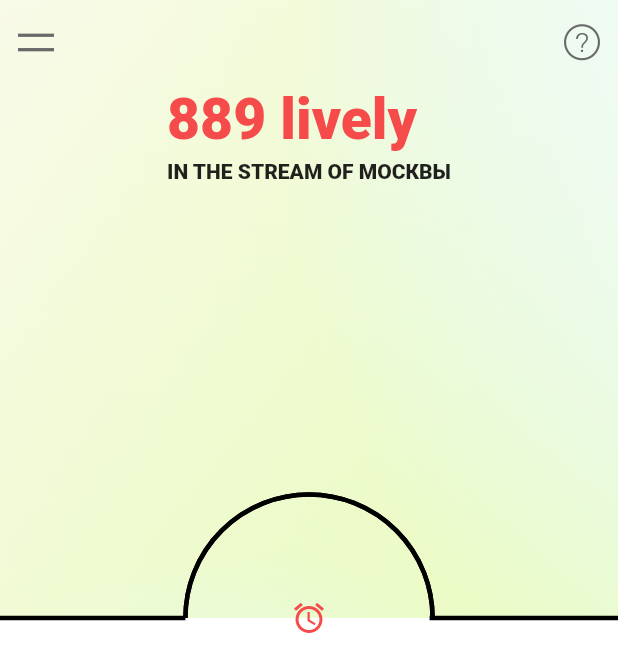
After one commit to Lively-One-App/lively, a Flutter app: the Home screen opened directly, on a phone screen of 412 x 824 dp. The commit adds this screen. Shown: the top 672 px of the screen. Run offline on Flutter 3.47's test engine with Material 2 defaults, Android fonts, the phone set to English and light mode, and no system bars; our stand-ins replace bloc, firebase_core, flutter_bloc, freezed_annotation; missing offline and left inert: a package; accounts and stored records are empty.

```diff
--- a/lib/main.dart
+++ b/lib/main.dart
@@ -1,8 +1,8 @@
 import 'dart:async';
 
 import 'package:flutter/widgets.dart';
+import 'package:flutter/services.dart';
 
-import 'package:flutter/services.dart';
 import 'package:flutter_bloc/flutter_bloc.dart';
 import 'package:firebase_core/firebase_core.dart';
 import 'src/common/bloc/app_bloc_observer.dart';
--- /dev/null
+++ b/lib/src/feature/music/screens/home.dart
@@ -0,0 +1,89 @@
+import 'package:flutter/material.dart';
+import 'package:lively/generated/l10n.dart';
+
+import '/src/app_icons.dart';
+import '/src/widgets/animated_background.dart';
+import '/src/widgets/custom_button.dart';
+import '/src/widgets/my_appbar.dart';
+
+class Home extends StatelessWidget {
+  const Home({Key? key}) : super(key: key);
+
+  @override
+  Widget build(BuildContext context) {
+    final localizations = S.of(context);
+    final size = MediaQuery.of(context).size;
+    return Scaffold(
+      drawer: const Drawer(),
+      body: Stack(
+        alignment: Alignment.center,
+        children: [
+          Column(
+            children: [
+              AnimatedBackground(
+                child: Column(
+                  children: [
+                    Builder(builder: (context) {
+                      return MyAppBar(
+                        height: size.height * 0.07,
+                        actions: [
+                          IconButton(
+                              color: const Color(0xFF696969),
+                              onPressed: () =>
+                                  Scaffold.of(context).openDrawer(),
+                              icon: const Icon(AppIcons.menu)),
+                          IconButton(
+                            color: const Color(0xFF696969),
+                            onPressed: (() {}),
+                            icon: const Icon(AppIcons.question),
+                          ),
+                        ],
+                      );
+                    }),
+                    _TopPart(localizations, size * 0.43),
+                  ],
+                ),
+              ),
+            ],
+          ),
+          GestureDetector(
+            child:
+                CustomButton(size: size, child: const Icon(Icons.access_alarm)),
+          ),
+        ],
+      ),
+    );
+  }
+}
+
+class _TopPart extends StatelessWidget {
+  const _TopPart(
+    this.localizations,
+    this.size, {
+    Key? key,
+  }) : super(key: key);
+
+  final S localizations;
+  final Size size;
+
+  @override
+  Widget build(BuildContext context) {
+    return SizedBox(
+      height: size.height,
+      child: Column(
+        crossAxisAlignment: CrossAxisAlignment.start,
+        children: [
+          Text('889 ${localizations.lively}',
+              style: Theme.of(context).textTheme.headline1),
+          SizedBox(
+            height: size.height * 0.01,
+          ),
+          Text(
+            '${localizations.inTheStreamOf} МОСКВЫ',
+            style: Theme.of(context).textTheme.subtitle1,
+          ),
+        ],
+      ),
+    );
+  }
+}
--- /dev/null
+++ b/lib/src/widgets/custom_button.dart
@@ -0,0 +1,55 @@
+import 'package:flutter/material.dart';
+import 'dart:math' as math;
+
+class CustomButton extends StatelessWidget {
+  const CustomButton({
+    Key? key,
+    required this.child,
+    required this.size,
+  }) : super(key: key);
+
+  final Widget child;
+  final Size size;
+
+  @override
+  Widget build(BuildContext context) {
+    return CustomPaint(
+      painter: ButtonPainter(size),
+      child: child,
+    );
+  }
+}
+
+class ButtonPainter extends CustomPainter {
+  ButtonPainter(this.size);
+  final Size size;
+  @override
+  void paint(Canvas canvas, Size size) {
+    Paint paint = Paint()
+      ..style = PaintingStyle.stroke
+      ..strokeWidth = 3;
+    var path = Path();
+
+    path.addArc(
+      Rect.fromCircle(
+        center: Offset(size.width / 2, size.height / 2),
+        radius: this.size.width / 5,
+      ),
+      math.pi,
+      math.pi,
+    );
+
+    canvas.drawPath(path, paint);
+    canvas.drawLine(Offset(-this.size.width, size.width / 2),
+        Offset(-this.size.width / 5 + 12, size.height / 2), paint);
+
+    canvas.drawPath(path, paint);
+    canvas.drawLine(Offset(this.size.width / 5 + 10, size.width / 2),
+        Offset(this.size.width, size.height / 2), paint);
+  }
+
+  @override
+  bool shouldRepaint(covariant CustomPainter oldDelegate) {
+    return true;
+  }
+}
--- /dev/null
+++ b/lib/src/widgets/my_appbar.dart
@@ -0,0 +1,22 @@
+import 'package:flutter/material.dart';
+
+class MyAppBar extends StatelessWidget {
+  const MyAppBar({
+    Key? key,
+    required this.actions,
+    required this.height,
+  }) : super(key: key);
+  final List<Widget> actions;
+  final double height;
+  @override
+  Widget build(BuildContext context) {
+    return SafeArea(
+      child: SizedBox(
+        height: height,
+        child: Row(
+            mainAxisAlignment: MainAxisAlignment.spaceBetween,
+            children: actions),
+      ),
+    );
+  }
+}
```
Also changed, not shown: 7 other files.
